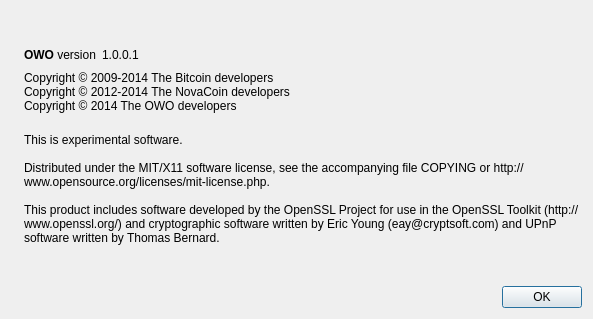
First picture: the form in src/qt/forms/aboutdialog.ui, repository Gamerholic/GamerHolicCoin, before the edit.
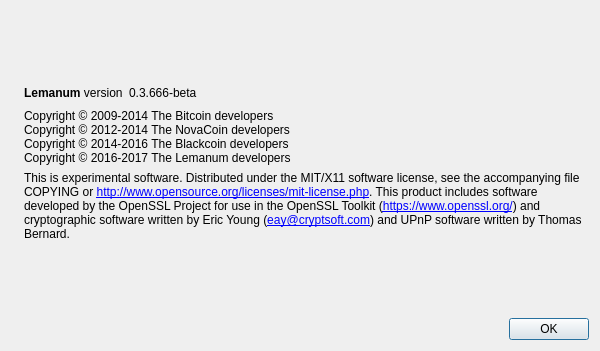
Second picture: the form after the edit. Icons and pictures are not drawn.

The edit to the form file:
```diff
--- a/src/qt/forms/aboutdialog.ui
+++ b/src/qt/forms/aboutdialog.ui
@@ -6,10 +6,16 @@
    <rect>
     <x>0</x>
     <y>0</y>
-    <width>593</width>
-    <height>319</height>
+    <width>600</width>
+    <height>351</height>
    </rect>
   </property>
+  <property name="minimumSize">
+   <size>
+    <width>600</width>
+    <height>350</height>
+   </size>
+  </property>
   <property name="windowTitle">
    <string>About OWO</string>
   </property>
@@ -50,7 +56,7 @@
           <cursorShape>IBeamCursor</cursorShape>
          </property>
          <property name="text">
-          <string>&lt;b&gt;OWO&lt;/b&gt; version</string>
+          <string>&lt;b&gt;Lemanum&lt;/b&gt; version</string>
          </property>
          <property name="textInteractionFlags">
           <set>Qt::LinksAccessibleByMouse|Qt::TextSelectableByKeyboard|Qt::TextSelectableByMouse</set>
@@ -63,7 +69,7 @@
           <cursorShape>IBeamCursor</cursorShape>
          </property>
          <property name="text">
-          <string notr="true">1.0.0.1</string>
+          <string notr="true">0.3.666-beta</string>
          </property>
          <property name="textInteractionFlags">
           <set>Qt::LinksAccessibleByMouse|Qt::TextSelectableByKeyboard|Qt::TextSelectableByMouse</set>
@@ -93,7 +99,8 @@
        <property name="text">
         <string>Copyright © 2009-2014 The Bitcoin developers
 Copyright © 2012-2014 The NovaCoin developers
-Copyright © 2014 The OWO developers</string>
+Copyright © 2014-2016 The Blackcoin developers
+Copyright © 2016-2017 The Lemanum developers</string>
        </property>
        <property name="textInteractionFlags">
         <set>Qt::LinksAccessibleByMouse|Qt::TextSelectableByKeyboard|Qt::TextSelectableByMouse</set>
@@ -109,9 +116,12 @@
         <string>
 This is experimental software.
 
-Distributed under the MIT/X11 software license, see the accompanying file COPYING or http://www.opensource.org/licenses/mit-license.php.
+Distributed under the MIT/X11 software license, see the accompanying file COPYING or &lt;a href=&quot;http://www.opensource.org/licenses/mit-license.php&quot;&gt;http://www.opensource.org/licenses/mit-license.php&lt;/a&gt;.
 
-This product includes software developed by the OpenSSL Project for use in the OpenSSL Toolkit (http://www.openssl.org/) and cryptographic software written by Eric Young (eay@cryptsoft.com) and UPnP software written by Thomas Bernard.</string>
+This product includes software developed by the OpenSSL Project for use in the OpenSSL Toolkit (&lt;a href=&quot;https://www.openssl.org/&quot;&gt;https://www.openssl.org/&lt;/a&gt;) and cryptographic software written by Eric Young (&lt;a href=&quot;mailto:eay@cryptsoft.com&quot;&gt;eay@cryptsoft.com&lt;/a&gt;) and UPnP software written by Thomas Bernard.</string>
+       </property>
+       <property name="textFormat">
+        <enum>Qt::RichText</enum>
        </property>
        <property name="wordWrap">
         <bool>true</bool>
```
Left out of the diff: 2 changed lines with no effect on the pictures.
